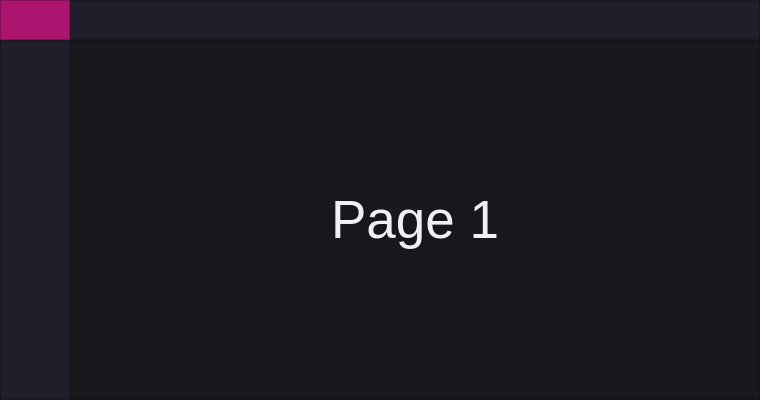
Before: the Qt Designer form data/ui/main.ui in Demetrous-fd/Lazy-gamer, drawn with Qt 5.
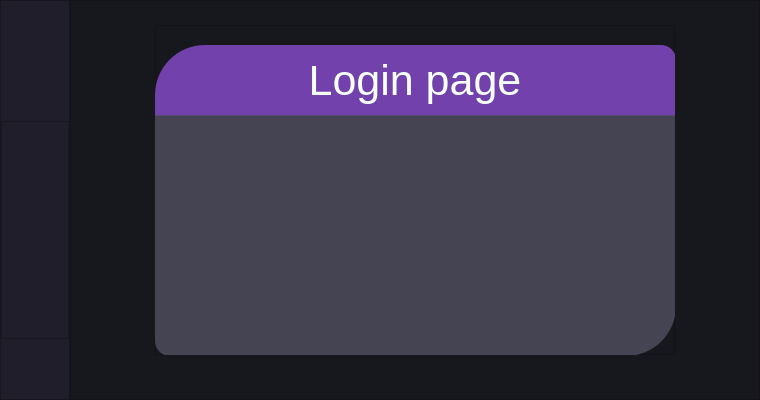
After: the same form once the commit is applied. Icons and pictures are not drawn.

What changed in the file:
```diff
--- a/data/ui/main.ui
+++ b/data/ui/main.ui
@@ -12,7 +12,13 @@
   </property>
   <property name="minimumSize">
    <size>
-    <width>600</width>
+    <width>760</width>
+    <height>400</height>
+   </size>
+  </property>
+  <property name="maximumSize">
+   <size>
+    <width>760</width>
     <height>400</height>
    </size>
   </property>
@@ -23,7 +29,7 @@
    <string notr="true">background-color: rgb(23, 23, 30);</string>
   </property>
   <widget class="QWidget" name="centralwidget">
-   <layout class="QVBoxLayout" name="verticalLayout" stretch="0,0">
+   <layout class="QVBoxLayout" name="verticalLayout" stretch="0">
     <property name="spacing">
      <number>0</number>
     </property>
@@ -39,118 +45,6 @@
     <property name="bottomMargin">
      <number>0</number>
     </property>
-    <item>
-     <widget class="QFrame" name="Top_Bar">
-      <property name="maximumSize">
-       <size>
-        <width>16777215</width>
-        <height>40</height>
-       </size>
-      </property>
-      <property name="styleSheet">
-       <string notr="true">background-color: rgb(31, 30, 42);</string>
-      </property>
-      <property name="frameShape">
-       <enum>QFrame::NoFrame</enum>
-      </property>
-      <property name="frameShadow">
-       <enum>QFrame::Raised</enum>
-      </property>
-      <layout class="QHBoxLayout" name="horizontalLayout" stretch="0,0">
-       <property name="spacing">
-        <number>0</number>
-       </property>
-       <property name="leftMargin">
-        <number>0</number>
-       </property>
-       <property name="topMargin">
-        <number>0</number>
-       </property>
-       <property name="rightMargin">
-        <number>0</number>
-       </property>
-       <property name="bottomMargin">
-        <number>0</number>
-       </property>
-       <item>
-        <widget class="QFrame" name="frame_toggle">
-         <property name="maximumSize">
-          <size>
-           <width>70</width>
-           <height>40</height>
-          </size>
-         </property>
-         <property name="styleSheet">
-          <string notr="true">background-color: rgb(173, 20, 112);</string>
-         </property>
-         <property name="frameShape">
-          <enum>QFrame::StyledPanel</enum>
-         </property>
-         <property name="frameShadow">
-          <enum>QFrame::Raised</enum>
-         </property>
-         <layout class="QVBoxLayout" name="verticalLayout_2">
-          <property name="spacing">
-           <number>0</number>
-          </property>
-          <property name="leftMargin">
-           <number>0</number>
-          </property>
-          <property name="topMargin">
-           <number>0</number>
-          </property>
-          <property name="rightMargin">
-           <number>0</number>
-          </property>
-          <property name="bottomMargin">
-           <number>0</number>
-          </property>
-          <item>
-           <widget class="QPushButton" name="Btn_Toggle">
-            <property name="sizePolicy">
-             <sizepolicy hsizetype="Expanding" vsizetype="Expanding">
-              <horstretch>0</horstretch>
-              <verstretch>0</verstretch>
-             </sizepolicy>
-            </property>
-            <property name="autoFillBackground">
-             <bool>false</bool>
-            </property>
-            <property name="styleSheet">
-             <string notr="true">color: rgb(255, 255, 255);
-border: 0px solid;</string>
-            </property>
-            <property name="text">
-             <string/>
-            </property>
-            <property name="icon">
-             <iconset>
-              <normaloff>образцы/list2.png</normaloff>образцы/list2.png</iconset>
-            </property>
-            <property name="iconSize">
-             <size>
-              <width>24</width>
-              <height>24</height>
-             </size>
-            </property>
-           </widget>
-          </item>
-         </layout>
-        </widget>
-       </item>
-       <item>
-        <widget class="QFrame" name="frame_top">
-         <property name="frameShape">
-          <enum>QFrame::StyledPanel</enum>
-         </property>
-         <property name="frameShadow">
-          <enum>QFrame::Raised</enum>
-         </property>
-        </widget>
-       </item>
-      </layout>
-     </widget>
-    </item>
     <item>
      <widget class="QFrame" name="Content">
       <property name="styleSheet">
@@ -219,13 +113,25 @@
           </property>
           <item alignment="Qt::AlignTop">
            <widget class="QFrame" name="frame_top_menus">
+            <property name="minimumSize">
+             <size>
+              <width>0</width>
+              <height>0</height>
+             </size>
+            </property>
+            <property name="maximumSize">
+             <size>
+              <width>70</width>
+              <height>16777215</height>
+             </size>
+            </property>
             <property name="frameShape">
              <enum>QFrame::NoFrame</enum>
             </property>
             <property name="frameShadow">
              <enum>QFrame::Raised</enum>
             </property>
-            <layout class="QVBoxLayout" name="verticalLayout_4" stretch="0,0,0">
+            <layout class="QVBoxLayout" name="verticalLayout_4" stretch="0,0,0,0">
              <property name="spacing">
               <number>0</number>
              </property>
@@ -246,7 +152,7 @@
                <property name="minimumSize">
                 <size>
                  <width>0</width>
-                 <height>40</height>
+                 <height>60</height>
                 </size>
                </property>
                <property name="styleSheet">
@@ -254,9 +160,12 @@
 	color: rgb(241, 241, 242);
 	background-color: rgb(31, 30, 42);
 	border: 0px solid;
+	border-radius: 3px;
 }
 QPushButton:hover {
 	background-color: rgb(173, 20, 112);
+
+	background-color: rgba(139, 78, 208, 200);
 }</string>
                </property>
                <property name="text">
@@ -279,7 +188,7 @@
                <property name="minimumSize">
                 <size>
                  <width>0</width>
-                 <height>40</height>
+                 <height>60</height>
                 </size>
                </property>
                <property name="styleSheet">
@@ -287,9 +196,12 @@
 	color: rgb(241, 241, 242);
 	background-color: rgb(31, 30, 42);
 	border: 0px solid;
+	border-radius: 3px;
 }
 QPushButton:hover {
 	background-color: rgb(173, 20, 112);
+
+	background-color: rgba(139, 78, 208, 200);
 }</string>
                </property>
                <property name="text">
@@ -307,12 +219,43 @@
                </property>
               </widget>
              </item>
+             <item>
+              <widget class="QFrame" name="frame">
+               <property name="enabled">
+                <bool>true</bool>
+               </property>
+               <property name="sizePolicy">
+                <sizepolicy hsizetype="Preferred" vsizetype="Preferred">
+                 <horstretch>0</horstretch>
+                 <verstretch>0</verstretch>
+                </sizepolicy>
+               </property>
+               <property name="minimumSize">
+                <size>
+                 <width>0</width>
+                 <height>218</height>
+                </size>
+               </property>
+               <property name="frameShape">
+                <enum>QFrame::StyledPanel</enum>
+               </property>
+               <property name="frameShadow">
+                <enum>QFrame::Raised</enum>
+               </property>
+              </widget>
+             </item>
              <item>
               <widget class="QPushButton" name="Btn_Menu_3">
                <property name="minimumSize">
                 <size>
                  <width>0</width>
-                 <height>40</height>
+                 <height>60</height>
+                </size>
+               </property>
+               <property name="maximumSize">
+                <size>
+                 <width>16677215</width>
+                 <height>16777215</height>
                 </size>
                </property>
                <property name="styleSheet">
@@ -320,9 +263,12 @@
 	color: rgb(241, 241, 242);
 	background-color: rgb(31, 30, 42);
 	border: 0px solid;
+	border-radius: 3px;
 }
 QPushButton:hover {
 	background-color: rgb(173, 20, 112);
+	
+	background-color: rgba(139, 78, 208, 200);
 }</string>
                </property>
                <property name="text">
@@ -348,6 +294,12 @@
        </item>
        <item>
         <widget class="QFrame" name="frame_pages">
+         <property name="maximumSize">
+          <size>
+           <width>690</width>
+           <height>16777215</height>
+          </size>
+         </property>
          <property name="frameShape">
           <enum>QFrame::StyledPanel</enum>
          </property>
@@ -358,9 +310,9 @@
           <item>
            <widget class="QStackedWidget" name="Pages_Widget">
             <property name="currentIndex">
-             <number>0</number>
+             <number>3</number>
             </property>
-            <widget class="QWidget" name="page">
+            <widget class="QWidget" name="page_home">
              <layout class="QVBoxLayout" name="verticalLayout_6">
               <item>
                <widget class="QLabel" name="label_1">
@@ -382,7 +334,7 @@
               </item>
              </layout>
             </widget>
-            <widget class="QWidget" name="page_2">
+            <widget class="QWidget" name="page_bot">
              <layout class="QVBoxLayout" name="verticalLayout_7">
               <item>
                <widget class="QLabel" name="label_2">
@@ -404,7 +356,7 @@
               </item>
              </layout>
             </widget>
-            <widget class="QWidget" name="page_3">
+            <widget class="QWidget" name="page_settings">
              <widget class="QLabel" name="label_3">
               <property name="geometry">
                <rect>
@@ -454,6 +406,108 @@
               </property>
              </widget>
             </widget>
+            <widget class="QWidget" name="page_login">
+             <widget class="QFrame" name="frame_2">
+              <property name="geometry">
+               <rect>
+                <x>75</x>
+                <y>15</y>
+                <width>520</width>
+                <height>330</height>
+               </rect>
+              </property>
+              <property name="styleSheet">
+               <string notr="true"/>
+              </property>
+              <property name="frameShape">
+               <enum>QFrame::StyledPanel</enum>
+              </property>
+              <property name="frameShadow">
+               <enum>QFrame::Raised</enum>
+              </property>
+              <widget class="QLabel" name="label_4">
+               <property name="geometry">
+                <rect>
+                 <x>0</x>
+                 <y>20</y>
+                 <width>521</width>
+                 <height>71</height>
+                </rect>
+               </property>
+               <property name="styleSheet">
+                <string notr="true">background-color: rgb(99, 96, 107);
+background-color: rgb(187, 182, 203);
+background-color: rgba(139, 78, 208, 200);
+background-color: rgb(115, 65, 172);
+border-top-left-radius: 50px;
+border-top-right-radius: 15px;</string>
+               </property>
+               <property name="text">
+                <string/>
+               </property>
+              </widget>
+              <widget class="QLabel" name="label_5">
+               <property name="geometry">
+                <rect>
+                 <x>0</x>
+                 <y>90</y>
+                 <width>521</width>
+                 <height>241</height>
+                </rect>
+               </property>
+               <property name="styleSheet">
+                <string notr="true">background-color: rgb(58, 58, 70);
+
+background-color: rgb(80, 80, 97, 200);
+
+border-bottom-right-radius: 50px;
+border-bottom-left-radius: 15px;
+</string>
+               </property>
+               <property name="text">
+                <string/>
+               </property>
+              </widget>
+              <widget class="QLabel" name="label_6">
+               <property name="geometry">
+                <rect>
+                 <x>110</x>
+                 <y>20</y>
+                 <width>300</width>
+                 <height>71</height>
+                </rect>
+               </property>
+               <property name="sizePolicy">
+                <sizepolicy hsizetype="Preferred" vsizetype="Preferred">
+                 <horstretch>0</horstretch>
+                 <verstretch>0</verstretch>
+                </sizepolicy>
+               </property>
+               <property name="font">
+                <font>
+                 <pointsize>32</pointsize>
+                </font>
+               </property>
+               <property name="autoFillBackground">
+                <bool>false</bool>
+               </property>
+               <property name="styleSheet">
+                <string notr="true">margin: 0;
+color: rgb(245, 255, 250);
+padding: 0; 
+border: 0; 
+outline: none; 
+background-color: transparent;</string>
+               </property>
+               <property name="text">
+                <string>Login page</string>
+               </property>
+               <property name="alignment">
+                <set>Qt::AlignCenter</set>
+               </property>
+              </widget>
+             </widget>
+            </widget>
            </widget>
           </item>
          </layout>
```
